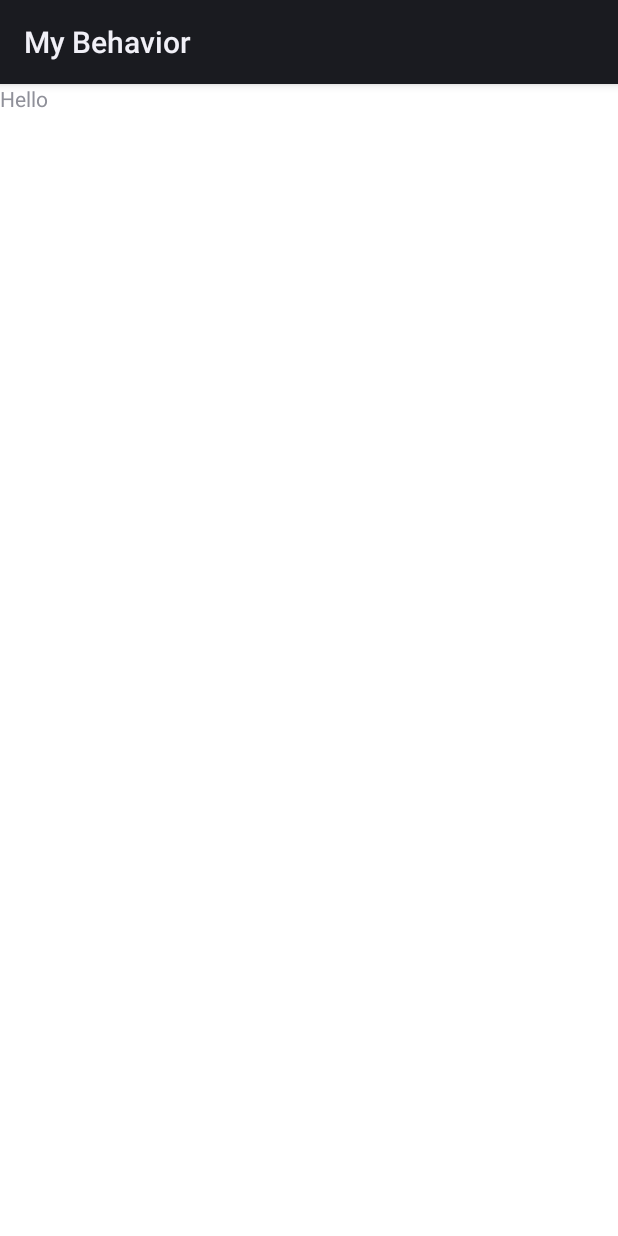
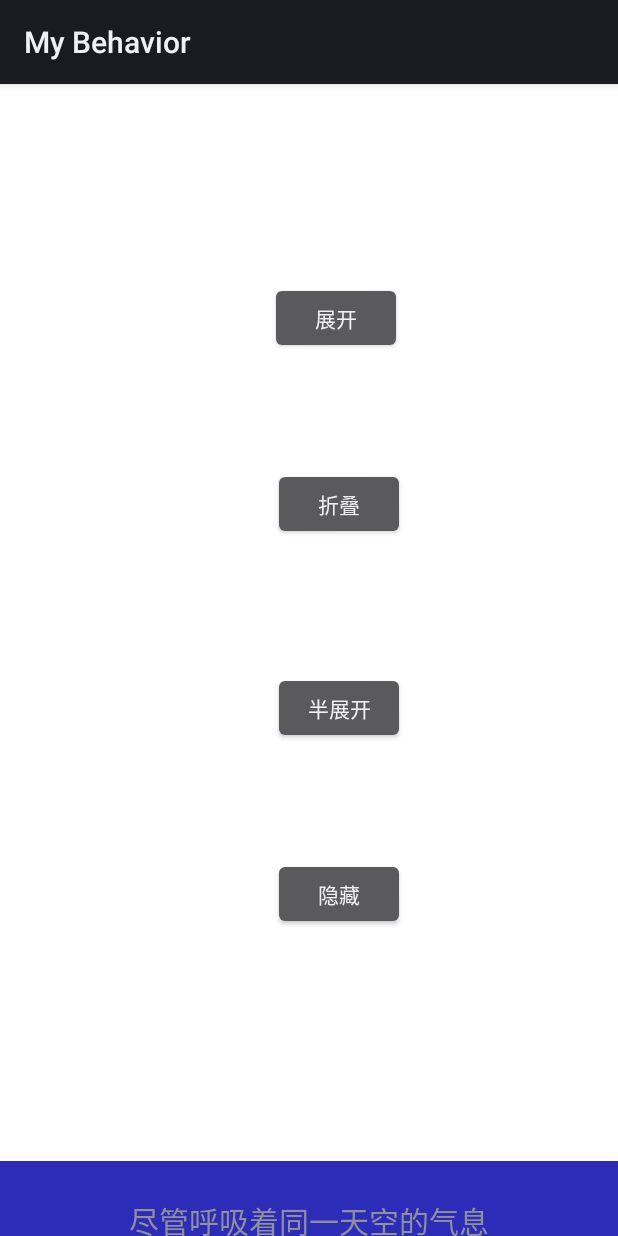
Before and after one commit to liangke21/Behavior, an Android app: the fragment BottomFragment shown on its own in the app's theme, on a phone screen of 412 x 824 dp. Run offline under Robolectric (Android 15) with nearby library versions, the phone set to English and light mode, and no system bars.

Commit message:
实现上滑下滑状态

```diff
--- a/app/src/main/java/com/example/myBehavior/fragment/BottomFragment.kt
+++ b/app/src/main/java/com/example/myBehavior/fragment/BottomFragment.kt
@@ -7,26 +7,40 @@ import android.view.LayoutInflater
 import android.view.View
 import android.view.ViewGroup
 import com.example.myBehavior.R
+import com.example.myBehavior.databinding.BottomFragmentBinding
+import com.example.myBehavior.databinding.TopFragmentBinding
+import com.liangke.viewpoint.behavior.GlobalBehavior
+import com.liangke.viewpoint.enum.Direction
+import com.liangke.viewpoint.enum.State
 
 class BottomFragment : Fragment() {
-
+ private lateinit var binding:BottomFragmentBinding
     companion object {
+        const val TAG="BottomFragment"
         fun newInstance() = BottomFragment()
     }
 
     private lateinit var viewModel: BottomViewModel
 
-    override fun onCreateView(
-        inflater: LayoutInflater, container: ViewGroup?,
-        savedInstanceState: Bundle?
-    ): View? {
-        return inflater.inflate(R.layout.bottom_fragment, container, false)
-    }
+    override fun onCreateView(inflater: LayoutInflater, container: ViewGroup?, savedInstanceState: Bundle?): View {
+        binding = BottomFragmentBinding.inflate(layoutInflater, container, false)
 
-    override fun onActivityCreated(savedInstanceState: Bundle?) {
-        super.onActivityCreated(savedInstanceState)
-        viewModel = ViewModelProvider(this).get(BottomViewModel::class.java)
-        // TODO: Use the ViewModel
+        val bi = GlobalBehavior.since(binding.sheet.sheet)
+        bi.setFoldDirection(Direction.BOTTOM_SHEET)
+        binding.bottomButton1.setOnClickListener {
+            bi.setState(State.STATE_EXPANDED)
+        }
+
+        binding.bottomButton2.setOnClickListener {
+            bi.setState(State.STATE_COLLAPSED)
+        }
+        binding.bottomButton3.setOnClickListener {
+            bi.setState(State.STATE_HALF_EXPANDED)
+        }
+        binding.bottomButton4.setOnClickListener {
+            bi.setState(State.STATE_HIDDEN)
+        }
+        return binding.root
     }
 
 }
--- a/app/src/main/res/layout/bottom_fragment.xml
+++ b/app/src/main/res/layout/bottom_fragment.xml
@@ -1,13 +1,76 @@
 <?xml version="1.0" encoding="utf-8"?>
-<FrameLayout xmlns:android="http://schemas.android.com/apk/res/android"
+<androidx.constraintlayout.widget.ConstraintLayout xmlns:android="http://schemas.android.com/apk/res/android"
+    xmlns:app="http://schemas.android.com/apk/res-auto"
     xmlns:tools="http://schemas.android.com/tools"
+    android:id="@+id/frameLayout"
     android:layout_width="match_parent"
     android:layout_height="match_parent"
-    tools:context=".fragment.BottomFragment">
+    android:background="@color/design_dark_default_color_on_surface"
+    tools:context=".fragment.TopFragment">
 
-    <TextView
-        android:layout_width="match_parent"
-        android:layout_height="match_parent"
-        android:text="Hello" />
+    <Button
+        android:id="@+id/bottom_button1"
+        android:layout_width="wrap_content"
+        android:layout_height="wrap_content"
+        android:layout_marginTop="132dp"
+        android:layout_marginEnd="144dp"
+        android:text="@string/top_button1"
+        app:layout_constraintEnd_toEndOf="parent"
+        app:layout_constraintTop_toTopOf="parent"
+        tools:ignore="DuplicateSpeakableTextCheck" />
 
-</FrameLayout>
+    <Button
+        android:id="@+id/bottom_button2"
+        android:layout_width="wrap_content"
+        android:layout_height="wrap_content"
+        android:layout_marginStart="2dp"
+        android:layout_marginTop="76dp"
+        android:text="@string/top_button2"
+        app:layout_constraintStart_toStartOf="@+id/bottom_button1"
+        app:layout_constraintTop_toBottomOf="@+id/bottom_button1"
+        tools:ignore="DuplicateSpeakableTextCheck" />
+
+    <Button
+        android:id="@+id/bottom_button3"
+        android:layout_width="wrap_content"
+        android:layout_height="wrap_content"
+        android:layout_marginTop="88dp"
+        android:text="@string/top_button3"
+        app:layout_constraintStart_toStartOf="@+id/bottom_button2"
+        app:layout_constraintTop_toBottomOf="@+id/bottom_button2"
+        tools:ignore="DuplicateSpeakableTextCheck" />
+
+    <Button
+        android:id="@+id/bottom_button4"
+        android:layout_width="wrap_content"
+        android:layout_height="wrap_content"
+        android:layout_marginTop="76dp"
+        android:text="@string/top_button4"
+        app:layout_constraintEnd_toEndOf="@+id/bottom_button3"
+        app:layout_constraintStart_toStartOf="@+id/bottom_button3"
+        app:layout_constraintTop_toBottomOf="@+id/bottom_button3" />
+
+    <androidx.constraintlayout.widget.Barrier
+        android:id="@+id/barrier2"
+        android:layout_width="wrap_content"
+        android:layout_height="wrap_content"
+        app:barrierDirection="left"
+        app:constraint_referenced_ids="bottom_button1"
+        tools:layout_editor_absoluteX="178dp" />
+
+    <androidx.coordinatorlayout.widget.CoordinatorLayout
+        android:id="@+id/coordinatorLayout"
+        android:layout_width="0dp"
+        android:layout_height="0dp"
+        app:layout_constraintBottom_toBottomOf="parent"
+        app:layout_constraintEnd_toEndOf="parent"
+        app:layout_constraintStart_toStartOf="parent"
+        app:layout_constraintTop_toTopOf="parent"
+
+        >
+
+        <include
+            android:id="@+id/sheet"
+            layout="@layout/bottom_sheet_behavior" />
+    </androidx.coordinatorlayout.widget.CoordinatorLayout>
+</androidx.constraintlayout.widget.ConstraintLayout>
--- /dev/null
+++ b/viewpoint/src/main/java/com/liangke/viewpoint/enum/State.kt
@@ -0,0 +1,26 @@
+package com.liangke.viewpoint.enum
+
+enum class State {
+
+
+    /**
+     * 工作表已展开。
+     */
+    STATE_EXPANDED,
+
+    /**
+     * 工作表已折叠
+     */
+    STATE_COLLAPSED,
+
+    /**
+     * 工作表被隐藏。
+     *
+     */
+    STATE_HIDDEN,
+
+    /**
+     * 左表是半展开的（当 mFitToContents 为 false 时使用）。
+     */
+    STATE_HALF_EXPANDED
+}
```
Also changed, not shown: app/src/main/java${PACKAGE_NAME}${NAME}ViewModel.kt (deleted, +0 -7 lines), app/src/main/java/com/example/myBehavior/MainActivity.kt (+8 -6 lines), app/src/main/java/com/example/myBehavior/fragment/TopFragment.kt (+12 -1 lines), viewpoint/src/main/java/com/liangke/viewpoint/behavior/GlobalBehavior.kt (+140 -11 lines).
